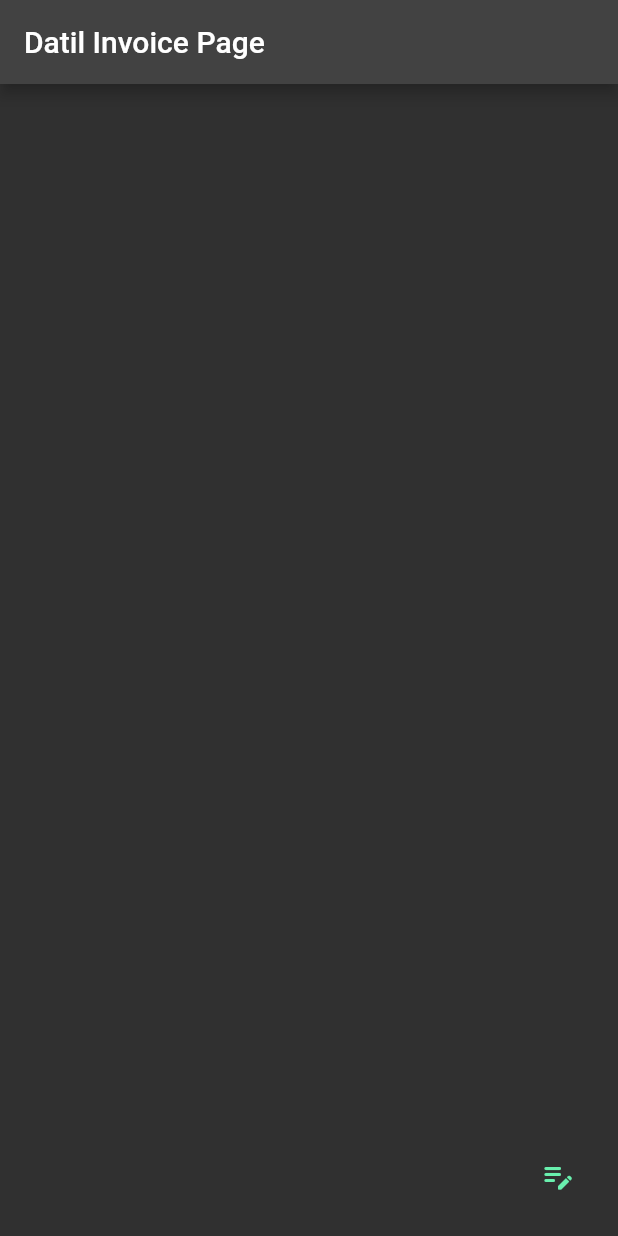
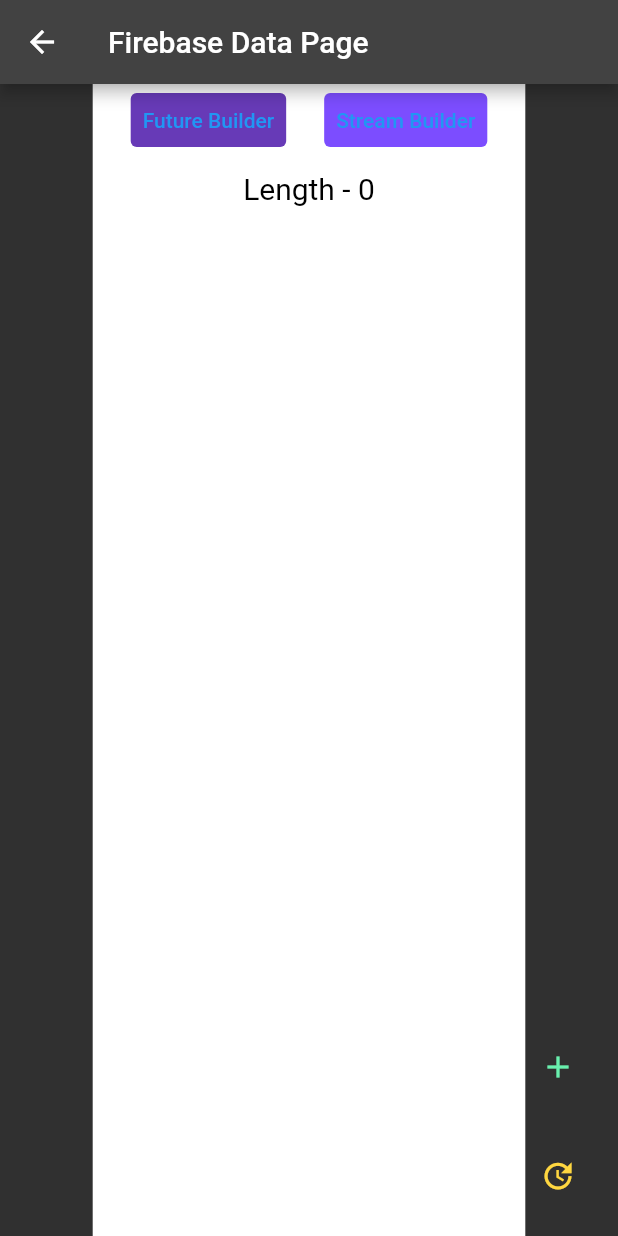
Before and after one commit to cristhianA94/firebase-skeleton, a Flutter app: the screen it shows after launch, on a phone screen of 412 x 824 dp. Run offline on Flutter 3.47's test engine with Material 2 defaults, Android fonts, the phone set to English and light mode, and no system bars; our stand-ins replace cloud_firestore, firebase_core, fluttertoast; accounts and stored records are empty; statements that could not run were skipped.

Commit message:
add data to firestore; future and stream builder

```diff
--- a/lib/main.dart
+++ b/lib/main.dart
@@ -1,3 +1,4 @@
+import 'package:firebase_skeleton/src/pages/firebase_data.dart';
 import 'package:flutter/material.dart';
 import 'package:firebase_core/firebase_core.dart';
 import 'package:firebase_skeleton/firebase_options.dart';
@@ -5,6 +6,7 @@
 import 'package:firebase_skeleton/src/pages/datil_invoice.dart';
 
 void main() async {
+  // WidgetsFlutterBinding.ensureInitialized();
   await Firebase.initializeApp(
     options: DefaultFirebaseOptions.currentPlatform,
   );
@@ -18,9 +20,32 @@
       themeMode: ThemeMode.dark,
       darkTheme: ThemeData.dark(),
       title: 'Firebase Skeleton',
-      home: Scaffold(
-        body: DatilInvoicePage(),
-      ),
+      restorationScopeId: 'app',
+      initialRoute: '/firebase_stream',
+      onGenerateRoute: (RouteSettings routeSettings) {
+        return MaterialPageRoute<void>(
+          settings: routeSettings,
+          builder: (BuildContext context) {
+            switch (routeSettings.name) {
+              case DatilInvoicePage.routeName:
+                return DatilInvoicePage();
+              case FirebaseDataPage.routeName:
+                return FirebaseDataPage();
+              default:
+                return FirebaseDataPage();
+              // : const OptConsentScreen();
+            }
+          },
+        );
+      },
     );
   }
 }
+
+
+/*
+Navigator.restorablePushNamed(
+  context,
+  ShortLifeSignatureScreen.routeName,
+);
+ */
--- /dev/null
+++ b/lib/src/pages/firebase_data.dart
@@ -0,0 +1,338 @@
+import 'dart:math';
+import 'dart:convert';
+
+import 'package:cloud_firestore/cloud_firestore.dart';
+import 'package:flutter/material.dart';
+
+import '../../shared/widgets/notifications.dart';
+
+class FirebaseDataPage extends StatefulWidget {
+  FirebaseDataPage({Key? key}) : super(key: key);
+
+  static const routeName = '/firebase_stream';
+
+  @override
+  State<FirebaseDataPage> createState() => _FirebaseDataPageState();
+}
+
+class _FirebaseDataPageState extends State<FirebaseDataPage> {
+  bool loadData = false;
+  bool futureView = false;
+  bool streamView = false;
+  int length = 0;
+  late FirebaseFirestore _firestore;
+  late CollectionReference _dataCollection;
+
+  DateTime dateNow = DateTime.now();
+  late DateTime initDate;
+  late DateTime endDate;
+
+  List<FormModel> lstModel = [];
+  late Future<List<FormModel>> futureLst;
+  late Stream<QuerySnapshot> streamLst;
+
+  @override
+  void initState() {
+    super.initState();
+    _firestore = FirebaseFirestore.instance;
+    _dataCollection = _firestore.collection('data');
+    initDate = DateTime(dateNow.year, dateNow.month, dateNow.day, 0, 0, 0);
+    endDate = DateTime(dateNow.year, dateNow.month, dateNow.day, dateNow.hour,
+        dateNow.minute, dateNow.second);
+    // ! Importante Asignar un Future a una variable y esta usarla
+    futureLst = getDataFuture();
+    streamLst = getDataStream();
+  }
+
+  @override
+  Widget build(BuildContext context) {
+    final Size sizeScreen = MediaQuery.of(context).size;
+    Timestamp dateInit = Timestamp.fromDate(initDate);
+    Timestamp dateEnd = Timestamp.fromDate(endDate);
+
+    return Scaffold(
+      appBar: AppBar(
+        title: const Text('Firebase Data Page'),
+      ),
+      floatingActionButton: Column(
+        mainAxisAlignment: MainAxisAlignment.end,
+        children: [
+          IconButton(
+            icon: const Icon(
+              Icons.add,
+              color: Colors.greenAccent,
+            ),
+            tooltip: 'Add data',
+            onPressed: () async {
+              createData();
+            },
+          ),
+          const SizedBox(height: 25),
+          IconButton(
+            icon: const Icon(
+              Icons.update,
+              color: Colors.amberAccent,
+            ),
+            tooltip: 'Update',
+            onPressed: () async {
+              setState(() {
+                loadData = false;
+              });
+              futureLst = getDataFuture();
+            },
+          ),
+        ],
+      ),
+      body: Center(
+        child: Container(
+            width: sizeScreen.width * 0.7,
+            height: sizeScreen.height,
+            color: Colors.white,
+            child:
+                // loadData ?
+                Column(
+              children: [
+                Row(
+                  mainAxisAlignment: MainAxisAlignment.spaceEvenly,
+                  children: [
+                    TextButton(
+                      onPressed: () {
+                        setState(() {
+                          futureView = true;
+                          streamView = false;
+                        });
+                      },
+                      style: ButtonStyle(
+                          backgroundColor: MaterialStateProperty.all<Color>(
+                              Colors.deepPurple)),
+                      child: const Text('Future Builder'),
+                    ),
+                    TextButton(
+                      onPressed: () {
+                        setState(() {
+                          streamView = true;
+                          futureView = false;
+                        });
+                      },
+                      style: ButtonStyle(
+                          backgroundColor: MaterialStateProperty.all<Color>(
+                              Colors.deepPurpleAccent)),
+                      child: const Text('Stream Builder'),
+                    ),
+                  ],
+                ),
+                if (futureView)
+                  SizedBox(
+                    height: sizeScreen.height * 0.5,
+                    child: FutureBuilder(
+                      future: futureLst,
+                      // initialData: lstModel,
+                      builder: (BuildContext context,
+                          AsyncSnapshot<List<FormModel>> snapshot) {
+                        if (snapshot.hasData) {
+                          return ListView.separated(
+                            separatorBuilder:
+                                (BuildContext context, int index) =>
+                                    const Divider(color: Colors.amber),
+                            // itemCount: lstModel.length,
+                            itemCount: snapshot.data!.length,
+                            itemBuilder: (BuildContext context, int index) {
+                              FormModel formModel = snapshot.data![index];
+
+                              return Column(
+                                mainAxisAlignment: MainAxisAlignment.center,
+                                children: [
+                                  const Text(
+                                    'Future Builder',
+                                    style: TextStyle(
+                                        color: Colors.red, fontSize: 20),
+                                  ),
+                                  const SizedBox(height: 20),
+                                  Text(
+                                    // '${lstModel[index].name} - ${lstModel[index].id}',
+                                    '${formModel.name} - ${formModel.id}',
+                                    style: const TextStyle(
+                                        color: Colors.black, fontSize: 20),
+                                  ),
+                                ],
+                              );
+                            },
+                          );
+                        } else {
+                          return const Center(
+                              child:
+                                  CircularProgressIndicator(color: Colors.red));
+                        }
+                      },
+                    ),
+                  ),
+                if (streamView)
+                  SizedBox(
+                    height: sizeScreen.height * 0.5,
+                    child: StreamBuilder(
+                      stream: streamLst,
+                      builder: (BuildContext context,
+                          AsyncSnapshot<QuerySnapshot> snapshot) {
+                        if (snapshot.hasData) {
+                          return ListView.separated(
+                            separatorBuilder:
+                                (BuildContext context, int index) =>
+                                    const Divider(color: Colors.amber),
+                            itemCount: snapshot.data!.docs.length,
+                            itemBuilder: (BuildContext context, int index) {
+                              DocumentSnapshot doc = snapshot.data!.docs[index];
+
+                              return Column(
+                                mainAxisAlignment: MainAxisAlignment.center,
+                                children: [
+                                  const Text(
+                                    'Stream Builder',
+                                    style: TextStyle(
+                                        color: Colors.red, fontSize: 20),
+                                  ),
+                                  const SizedBox(height: 20),
+                                  Text(
+                                    '${doc['name']} - ${doc['id']}',
+                                    style: const TextStyle(
+                                        color: Colors.black, fontSize: 20),
+                                  ),
+                                ],
+                              );
+                            },
+                          );
+                        } else {
+                          return const Center(
+                              child:
+                                  CircularProgressIndicator(color: Colors.red));
+                        }
+                      },
+                    ),
+                  ),
+                const SizedBox(height: 10),
+                Text(
+                  'Length - $length',
+                  style: const TextStyle(color: Colors.black, fontSize: 20),
+                ),
+              ],
+            )
+            // : const Center(
+            //     child: CircularProgressIndicator(color: Colors.red)),
+            ),
+      ),
+    );
+  }
+
+  Future<void> createData() async {
+    DateTime dateNow = DateTime.now();
+
+    String randomName = generateRandomString(5);
+    String randomId = generateRandomInt(2);
+    var r = Random();
+
+    DateTime createdOn = DateTime(dateNow.year, dateNow.month, dateNow.day,
+        r.nextInt(12), r.nextInt(59), r.nextInt(59));
+
+    FormModel formModel =
+        FormModel(name: randomName, createdOn: createdOn, id: randomId);
+
+    Map data = formModel.toMap();
+
+    await _dataCollection.add(data).whenComplete(() {
+      Notifications.goodNotification(msg: 'Data creada correctamente');
+    }).catchError((e) {
+      Notifications.badNotification(msg: e);
+    });
+  }
+
+  Future<List<FormModel>> getDataFuture() async {
+    Timestamp dateInit = Timestamp.fromDate(initDate);
+    Timestamp dateEnd = Timestamp.fromDate(endDate);
+
+    print('initDate: $initDate');
+    print('endDate: $endDate');
+
+    lstModel = [];
+
+    await _dataCollection
+        // .where("id", isEqualTo: "45")
+        .where("createdOn", isGreaterThanOrEqualTo: dateInit)
+        .where("createdOn", isLessThanOrEqualTo: dateEnd)
+        .orderBy("createdOn", descending: true)
+        .get()
+        .then((QuerySnapshot forms) {
+      print('docs ${forms.docs.length}');
+      for (var form in forms.docs) {
+        var formTmp = form.data() as Map<String, dynamic>;
+        FormModel formModel = FormModel.fromMap(formTmp);
+        lstModel.add(formModel);
+      }
+
+      loadData = true;
+    }).catchError((e) {
+      print(e);
+    });
+    setState(() {});
+    return lstModel;
+  }
+
+  Stream<QuerySnapshot> getDataStream() async* {
+    Timestamp dateInit = Timestamp.fromDate(initDate);
+    Timestamp dateEnd = Timestamp.fromDate(endDate);
+
+    yield* _dataCollection
+        .where("id", isEqualTo: "45")
+        .where("createdOn", isGreaterThanOrEqualTo: dateInit)
+        .where("createdOn", isLessThanOrEqualTo: dateEnd)
+        .orderBy("createdOn", descending: true)
+        .snapshots();
+  }
+
+  String generateRandomString(int len) {
+    var r = Random();
+    const _chars =
+        'AaBbCcDdEeFfGgHhIiJjKkLlMmNnOoPpQqRrSsTtUuVvWwXxYyZz1234567890';
+    return List.generate(len, (index) => _chars[r.nextInt(_chars.length)])
+        .join();
+  }
+
+  String generateRandomInt(int len) {
+    var r = Random();
+    const _chars = '1234567890';
+    return List.generate(len, (index) => _chars[r.nextInt(_chars.length)])
+        .join();
+  }
+}
+
+class FormModel {
+  FormModel({
+    required this.name,
+    required this.createdOn,
+    required this.id,
+  });
+
+  String name;
+  DateTime createdOn;
+  String id;
+
+  factory FormModel.fromMap(Map<String, dynamic> json) => FormModel(
+        name: json["name"],
+        createdOn: json["createdOn"].toDate(),
+        id: json["id"],
+      );
+
+  Map<String, dynamic> toMap() => {
+        "name": name,
+        "createdOn": createdOn,
+        "id": id,
+      };
+
+  @override
+  String toString() {
+    return "\nname: " +
+        name +
+        "\nid: " +
+        id +
+        "\ncreatedOn: " +
+        createdOn.toIso8601String();
+  }
+}
--- a/pubspec.yaml
+++ b/pubspec.yaml
@@ -27,10 +27,12 @@
 # the latest version available on pub.dev. To see which dependencies have newer
 # versions available, run `flutter pub outdated`.
 dependencies:
+  cloud_firestore: ^3.4.4
   cupertino_icons: ^1.0.2
   firebase_core: ^1.20.0
   flutter:
     sdk: flutter
+  fluttertoast: ^8.0.9
   http: ^0.13.5
 
 dev_dependencies:
```
Also changed, not shown: lib/services/APIs/datil-api/api_datil.dart (+6 -19 lines), lib/shared/widgets/notification.dart (deleted, +0 -25 lines), lib/shared/widgets/notifications.dart (added, +28 -0 lines), lib/src/pages/datil_invoice.dart (+6 -5 lines), pubspec.lock, 1 other file.
